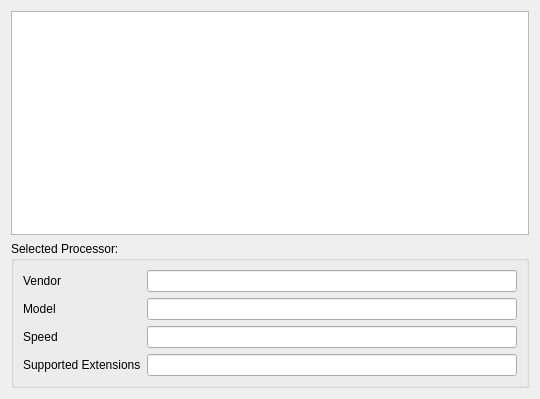
Old version of the form kinfocenter/solidproc/solidproc.ui in the repository KDE/kfind.
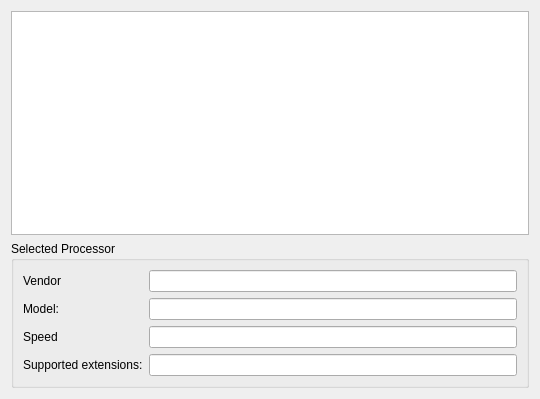
New version of the form.

Commit message: i18n style guide fixes

What changed in the file:
```diff
--- a/kinfocenter/solidproc/solidproc.ui
+++ b/kinfocenter/solidproc/solidproc.ui
@@ -23,7 +23,7 @@
    <item>
     <widget class="QGroupBox" name="groupProcInfo" >
      <property name="title" >
-      <string>Selected Processor:</string>
+      <string>Selected Processor</string>
      </property>
      <layout class="QGridLayout" >
       <item row="0" column="0" colspan="2" >
@@ -46,7 +46,7 @@
       <item row="1" column="0" >
        <widget class="QLabel" name="labelModel" >
         <property name="text" >
-         <string>Model</string>
+         <string>Model:</string>
         </property>
         <property name="buddy" >
          <cstring>lineModel</cstring>
@@ -80,7 +80,7 @@
       <item row="3" column="0" colspan="2" >
        <widget class="QLabel" name="labelExtensions" >
         <property name="text" >
-         <string>Supported Extensions</string>
+         <string>Supported extensions:</string>
         </property>
         <property name="buddy" >
          <cstring>lineExtensions</cstring>
```
